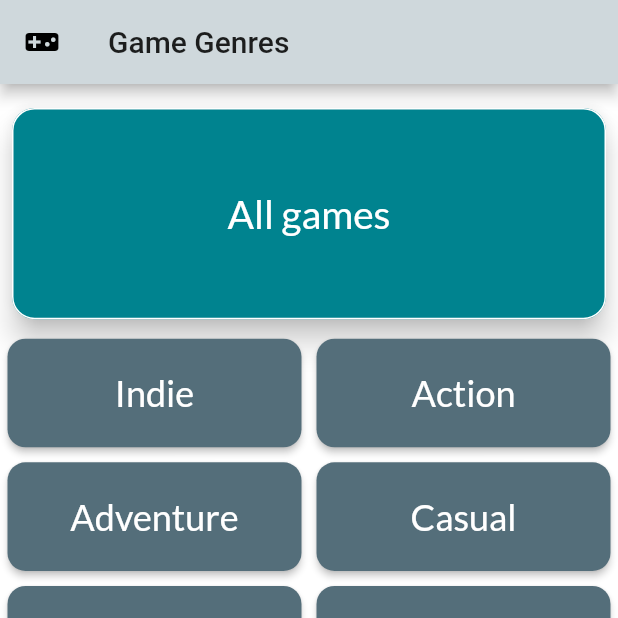
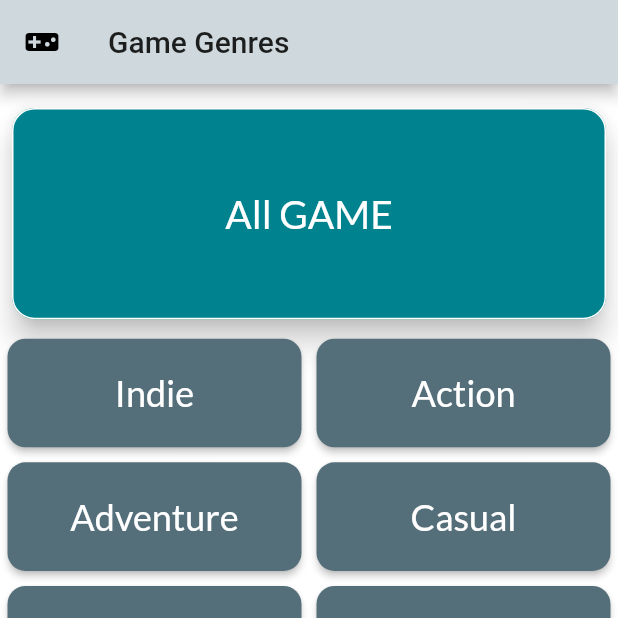
Before and after one commit to spicollys/Setup-Wizard, a Flutter app: the screen it shows after launch, after a tap on "GAME CATEGORIES", on a phone screen of 412 x 824 dp, the top half of it. Run offline on Flutter 3.47's test engine with Material 2 defaults, Android fonts, the phone set to English and light mode, and no system bars; our stand-ins replace cloud_firestore, firebase_auth, firebase_core, firebase_storage, flushbar, form_field_validator and 3 more; accounts and stored records are empty.

Commit message:
Game_List_Pagination refactor

```diff
--- a/lib/app/components/general_option_grid.dart
+++ b/lib/app/components/general_option_grid.dart
@@ -1,13 +1,13 @@
 import 'package:flutter/material.dart';
 import 'package:google_fonts/google_fonts.dart';
+import 'package:setup_wizard/app/controllers/game_genre_controller.dart';
 import 'package:setup_wizard/app/interfaces/general_controller_interface.dart';
 import 'package:setup_wizard/app/models/argument.dart';
 import 'constants.dart';
 
+
 class GeneralOptionGrid extends StatelessWidget {
-  final IFilterCategoryController controllerInstance;
-  GeneralOptionGrid({@required this.controllerInstance});
-
+  IFilterCategoryController controllerInstance = GameGenreController.instance;
   @override
   Widget build(BuildContext context) {
     return GridView.count(
--- a/lib/app/pages/game_genre/game_genre_page.dart
+++ b/lib/app/pages/game_genre/game_genre_page.dart
@@ -19,10 +19,8 @@ class GameGenrePage extends StatelessWidget {
           shrinkWrap: true,
           children: <Widget>[
             GeneralHeaderButton(
-                title: 'All games', route: '/gameListPaginationPage'),
-            GeneralOptionGrid(
-              controllerInstance: GameGenreController.instance,
-            ),
+                title: 'All GAME', route: '/gameListPaginationPage'),
+            GeneralOptionGrid(),
           ],
         ),
       ),
--- a/lib/app/pages/game_list_pagination/game_list_pagination_page.dart
+++ b/lib/app/pages/game_list_pagination/game_list_pagination_page.dart
@@ -20,7 +20,6 @@ class _GameListPaginationPageState extends State<GameListPaginationPage> {
   int documentLimit = 20;
   DocumentSnapshot lastDocument;
   ScrollController _scrollController = ScrollController();
-  Map<String, dynamic> favoriteMap = Map<String, dynamic>();
 
   StreamController<List<DocumentSnapshot>> _controller =
       StreamController<List<DocumentSnapshot>>();
--- a/lib/app/pages/homepage/homepage.dart
+++ b/lib/app/pages/homepage/homepage.dart
@@ -34,10 +34,9 @@ class _HomePageState extends State<HomePage> {
               child: Column(
                 children: [
                   GeneralHeaderButton(
-                      title: 'Game Categories'.toUpperCase(),
-                      route: '/gameGenrePage'),
+                      title: 'GAME CATEGORIES', route: '/gameGenrePage'),
                   GeneralHeaderButton(
-                      title: 'Hardware Categories'.toUpperCase(),
+                      title: 'HARDWARE CATEGORIES',
                       route: '/hardwareCategoryPage'),
                 ],
               ),
```
